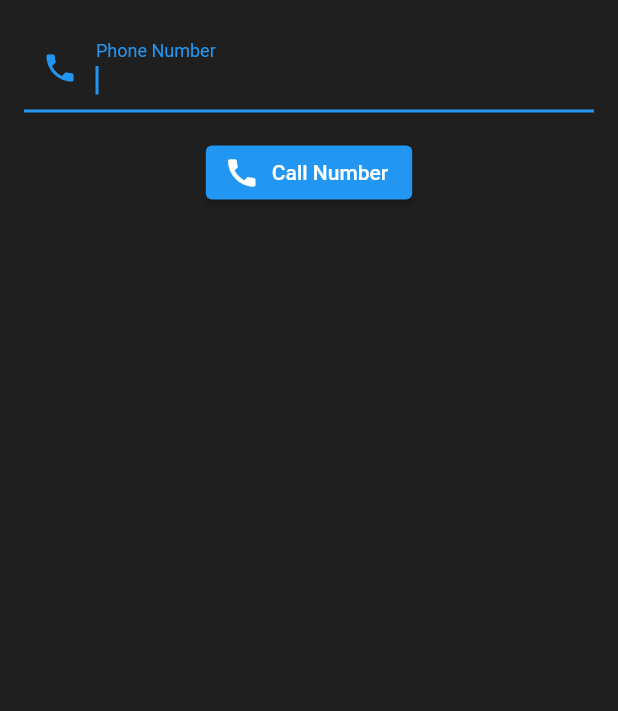
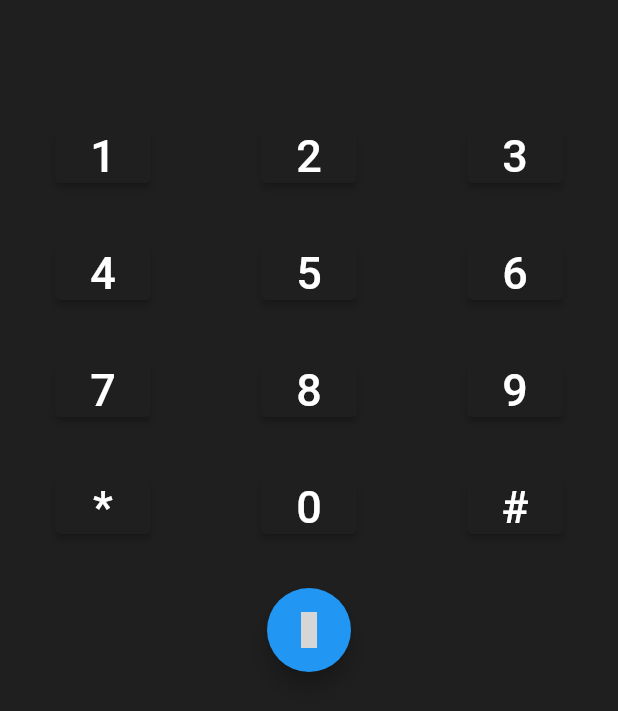
Before and after one commit to tfkcodes/chat_mobile_app, a Flutter app: the PhoneNumberEntrySheet screen opened directly, on a phone screen of 412 x 824 dp. Shown: the top 711 px of the screen. Run offline on Flutter 3.47's test engine with Material 2 defaults, Android fonts, the phone set to English and light mode, and no system bars; our stand-ins replace badges, bubble, community_material_icon, flutter_svg, line_icons; network calls fail; grey boxes are pictures that could not be loaded.

Commit message:
updating ui

```diff
--- /dev/null
+++ b/lib/pages/calls/components/widget/keyboard.dart
@@ -0,0 +1,24 @@
+
+  import 'package:chat_mobile_app/theme/colors.dart';
+import 'package:flutter/material.dart';
+
+class NumericButton extends StatelessWidget {
+  final String label;
+  final Function() onPressed;
+
+  const NumericButton({super.key, required this.label, required this.onPressed});
+
+  @override
+  Widget build(BuildContext context) {
+    return ElevatedButton(
+      onPressed: onPressed,
+       style: ButtonStyle(
+        backgroundColor: MaterialStateProperty.all(bgColor),
+      ),
+      child: Text(
+        label,
+        style: const TextStyle(fontSize: 30.0),
+      ),
+    );
+  }
+}
--- a/lib/pages/calls/components/widget/phone_number_input.dart
+++ b/lib/pages/calls/components/widget/phone_number_input.dart
@@ -1,4 +1,6 @@
+import 'package:chat_mobile_app/pages/calls/components/widget/keyboard.dart';
 import 'package:chat_mobile_app/theme/colors.dart';
+import 'package:community_material_icon/community_material_icon.dart';
 import 'package:flutter/material.dart';
 
 class PhoneNumberEntrySheet extends StatefulWidget {
@@ -20,9 +22,6 @@ class _PhoneNumberEntrySheetState extends State<PhoneNumberEntrySheet> {
   }
 
   void _callNumber() {
-    // You can implement the logic to make a phone call here
-    // You may need to use a package like 'url_launcher' to achieve this
-    // For example: launch('tel:$_phoneNumberController.text');
   }
 
  @override
@@ -35,29 +34,116 @@ class _PhoneNumberEntrySheetState extends State<PhoneNumberEntrySheet> {
   Widget build(BuildContext context) {
     return Scaffold(
       backgroundColor: bgColor,
-      body: Container(
-        padding: EdgeInsets.all(16.0),
-        child: Column(
-          mainAxisSize: MainAxisSize.min,
-          children: [
-             TextField(
-              controller: _phoneNumberController,
-               focusNode: _phoneNumberFocusNode,
-              keyboardType: TextInputType.phone,
-              decoration: InputDecoration(
-                labelText: 'Phone Number',
-                prefixIcon: Icon(Icons.phone),
+      body: Column(
+        children: [
+          Container(
+            height: 70,
+            alignment: Alignment.center,
+            child: GestureDetector(
+              onTap: () => _clearLastDigit(),
+              onLongPress: () => _clearText(),
+              child: Row(
+                mainAxisAlignment: MainAxisAlignment.spaceBetween,
+                children: [
+                  // Dynamic prefix icon (will appear only when text is not empty)
+                  if (_phoneNumberController.text.isNotEmpty)
+                    Icon(Icons.phone, color: Colors.white),
+                  // Text widget to display the typed value
+                  Text(
+                    _phoneNumberController.text,
+                    style: TextStyle(
+                      fontSize: 30.0,
+                      color: Colors.white,
+                    ),
+                  ),
+                  // Dynamic suffix icon (will appear only when text is not empty)
+                  if (_phoneNumberController.text.isNotEmpty)
+                    Icon(Icons.clear, color: Colors.white),
+                ],
               ),
             ),
-            SizedBox(height: 16.0),
-            ElevatedButton.icon(
-              onPressed: (){},
-              icon: Icon(Icons.call),
-              label: Text('Call Number'),
-            ),
-          ],
-        ),
+          ),
+          const SizedBox(height: 10),
+            Column(
+              children: [
+                Row(
+                  mainAxisAlignment: MainAxisAlignment.spaceAround,
+                  children: [
+                    NumericButton(label: '1', onPressed: () => onKeyPressed('1')),
+                    NumericButton(label: '2', onPressed: () => onKeyPressed('2')),
+                    NumericButton(label: '3', onPressed: () => onKeyPressed('3')),
+                  ],
+                ),
+                const SizedBox(height: 30,),
+                Row(
+                  mainAxisAlignment: MainAxisAlignment.spaceAround,
+                  children: [
+                    NumericButton(label: '4', onPressed: () => onKeyPressed('4')),
+                    NumericButton(label: '5', onPressed: () => onKeyPressed('5')),
+                    NumericButton(label: '6', onPressed: () => onKeyPressed('6')),
+                  ],
+                ),
+                const SizedBox(height: 30,),
+                Row(
+                  mainAxisAlignment: MainAxisAlignment.spaceAround,
+                  children: [
+                    NumericButton(label: '7', onPressed: () => onKeyPressed('7')),
+                    NumericButton(label: '8', onPressed: () => onKeyPressed('8')),
+                    NumericButton(label: '9', onPressed: () => onKeyPressed('9')),
+                  ],
+                ),
+                const SizedBox(height: 30,),
+                Row(
+                  mainAxisAlignment: MainAxisAlignment.spaceAround,
+                  children: [
+                  // Placeholder for empty space
+                    NumericButton(label: '*', onPressed: () => onKeyPressed('*')),
+                    NumericButton(
+                        label: '0', onPressed: () => onKeyPressed('0')),
+                        NumericButton(
+                        label: '#', onPressed: () => onKeyPressed('#')),
+                  ],
+                ),
+
+                const SizedBox(height: 30,),
+                Row(
+                  mainAxisAlignment: MainAxisAlignment.spaceAround,
+                  children: [
+                    FloatingActionButton(
+                  onPressed: () {
+
+                  },
+                  mini: false,
+                  child:  const Icon(CommunityMaterialIcons.phone),
+                )
+                  ],
+                ),
+              ],
+            )
+        ],
       ),
     );
   }
+
+  onKeyPressed(String value) {
+    setState(() {
+      _phoneNumberController.text += value;
+    });
+  }
+
+   void _clearText() {
+    setState(() {
+      _phoneNumberController.clear();
+    });
+  }
+
+    void _clearLastDigit() {
+    setState(() {
+      final text = _phoneNumberController.text;
+      if (text.isNotEmpty) {
+        _phoneNumberController.text = text.substring(0, text.length - 1);
+      }
+    });
+  }
+
 }
--- a/pubspec.yaml
+++ b/pubspec.yaml
@@ -40,6 +40,7 @@ dependencies:
   community_material_icon: ^5.9.55
   line_icons: ^2.0.3
   flutter_svg: ^2.0.7
+  flutter_dialpad: ^1.0.5
 
 dev_dependencies:
   flutter_test:
```
Also changed, not shown: lib/pages/calls/calls_page.dart (+30 -16 lines), pubspec.lock.
